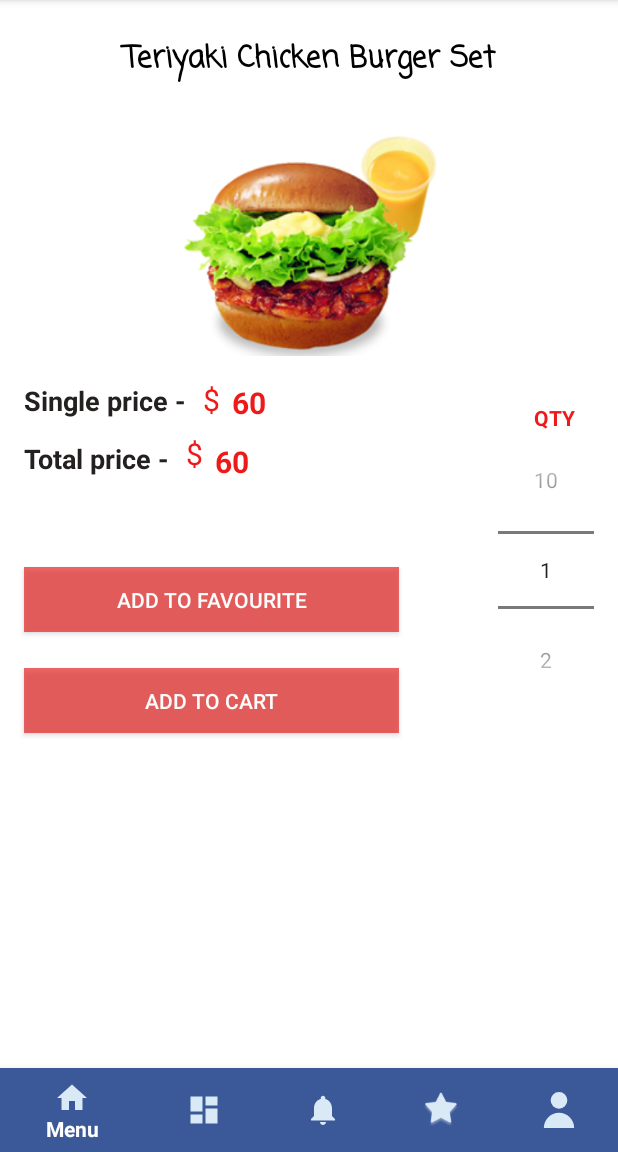
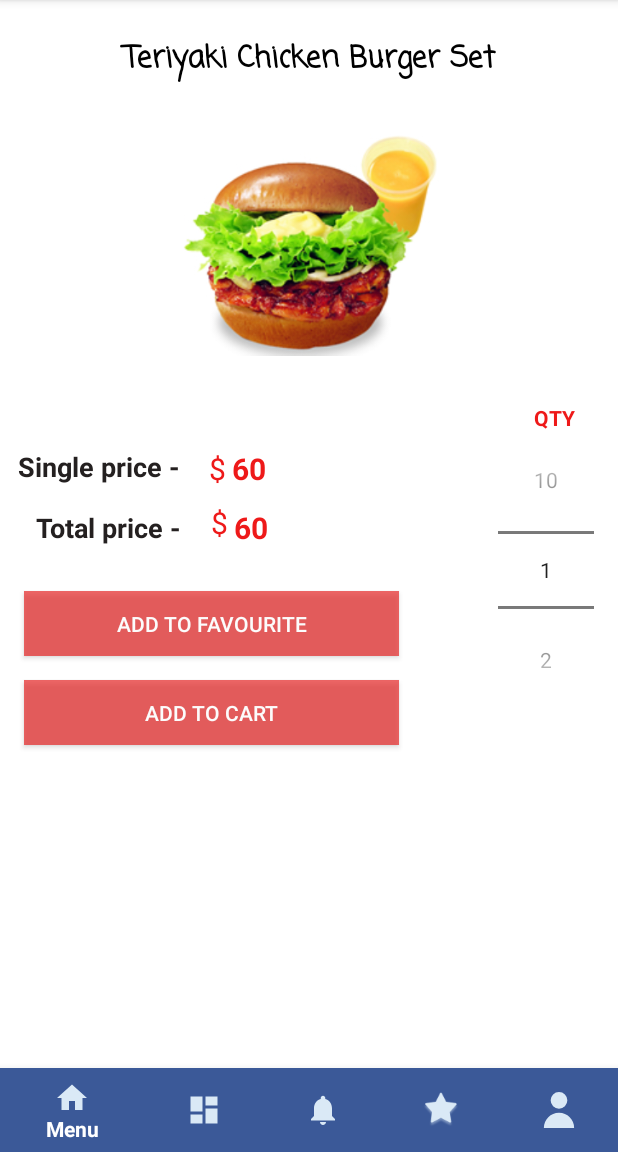
Before and after one commit to apple0032/android-meal-order-apps, an Android app: the DetailsFragment screen opened directly, with no data from a screen before it, on a phone screen of 412 x 824 dp, the part 84-1236 px from its top. Run offline under Robolectric (Android 15) with nearby library versions, the phone set to English and light mode, and no system bars; Roboto replaces fonts that are not available here.

Commit message:
[Update]update details page UI

```diff
--- a/app/src/main/res/layout/fragment_details.xml
+++ b/app/src/main/res/layout/fragment_details.xml
@@ -48,9 +48,9 @@
         android:id="@+id/singlepricelabel"
         android:layout_width="wrap_content"
         android:layout_height="wrap_content"
-        android:layout_marginStart="16dp"
-        android:layout_marginLeft="16dp"
-        android:layout_marginTop="200dp"
+        android:layout_marginStart="12dp"
+        android:layout_marginLeft="12dp"
+        android:layout_marginTop="244dp"
         android:text="Single price -"
         android:textColor="#242020"
         android:textSize="18dp"
@@ -63,9 +63,9 @@
         android:id="@+id/totalpricelabel"
         android:layout_width="wrap_content"
         android:layout_height="wrap_content"
-        android:layout_marginStart="16dp"
-        android:layout_marginLeft="16dp"
-        android:layout_marginTop="14dp"
+        android:layout_marginStart="24dp"
+        android:layout_marginLeft="24dp"
+        android:layout_marginTop="16dp"
         android:text="Total price -"
         android:textColor="#242020"
         android:textSize="18dp"
@@ -92,9 +92,9 @@
         android:id="@+id/singleprice"
         android:layout_width="wrap_content"
         android:layout_height="wrap_content"
-        android:layout_marginStart="8dp"
-        android:layout_marginLeft="8dp"
-        android:layout_marginTop="4dp"
+        android:layout_marginStart="4dp"
+        android:layout_marginLeft="4dp"
+        android:layout_marginTop="48dp"
         android:text="60"
         android:textColor="#EE1919"
         android:textSize="20sp"
@@ -107,8 +107,8 @@
         android:id="@+id/totalprice"
         android:layout_width="wrap_content"
         android:layout_height="wrap_content"
-        android:layout_marginStart="8dp"
-        android:layout_marginLeft="8dp"
+        android:layout_marginStart="4dp"
+        android:layout_marginLeft="4dp"
         android:layout_marginTop="12dp"
         android:text="60"
         android:textColor="#EE1919"
@@ -122,9 +122,9 @@
         android:id="@+id/textView10"
         android:layout_width="wrap_content"
         android:layout_height="wrap_content"
-        android:layout_marginStart="12dp"
-        android:layout_marginLeft="12dp"
-        android:layout_marginTop="2dp"
+        android:layout_marginStart="20dp"
+        android:layout_marginLeft="20dp"
+        android:layout_marginTop="48dp"
         android:text="$"
         android:textColor="#EE1919"
         android:textSize="20sp"
@@ -135,9 +135,9 @@
         android:id="@+id/textView12"
         android:layout_width="0dp"
         android:layout_height="wrap_content"
-        android:layout_marginStart="11dp"
-        android:layout_marginLeft="11dp"
-        android:layout_marginTop="38dp"
+        android:layout_marginStart="20dp"
+        android:layout_marginLeft="20dp"
+        android:layout_marginTop="84dp"
         android:text="$"
         android:textColor="#EE1919"
         android:textSize="20sp"
@@ -150,7 +150,7 @@
         android:layout_height="43dp"
         android:layout_marginStart="16dp"
         android:layout_marginLeft="16dp"
-        android:layout_marginTop="60dp"
+        android:layout_marginTop="30dp"
         android:background="#B5E72929"
         android:text="Add to favourite"
         android:textColor="#FCFCFC"
@@ -163,13 +163,22 @@
         android:layout_height="43dp"
         android:layout_marginStart="16dp"
         android:layout_marginLeft="16dp"
-        android:layout_marginTop="24dp"
+        android:layout_marginTop="16dp"
         android:background="#B5E72929"
         android:text="Add to cart"
         android:textColor="#FCFCFC"
         app:layout_constraintStart_toStartOf="parent"
         app:layout_constraintTop_toBottomOf="@+id/bookmark" />
 
+    <TextView
+        android:id="@+id/foodId"
+        android:layout_width="wrap_content"
+        android:layout_height="wrap_content"
+        android:tag="null"
+        android:text="TextView"
+        android:visibility="invisible"
+        tools:layout_editor_absoluteX="16dp"
+        tools:layout_editor_absoluteY="565dp" />
 
 
 </android.support.constraint.ConstraintLayout>
```
